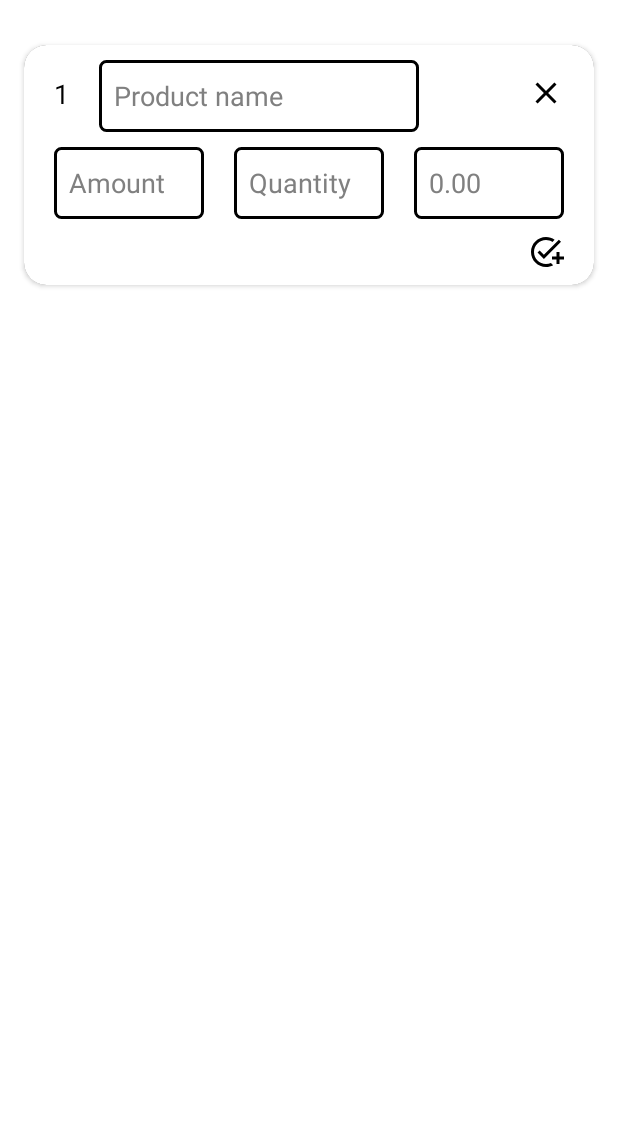
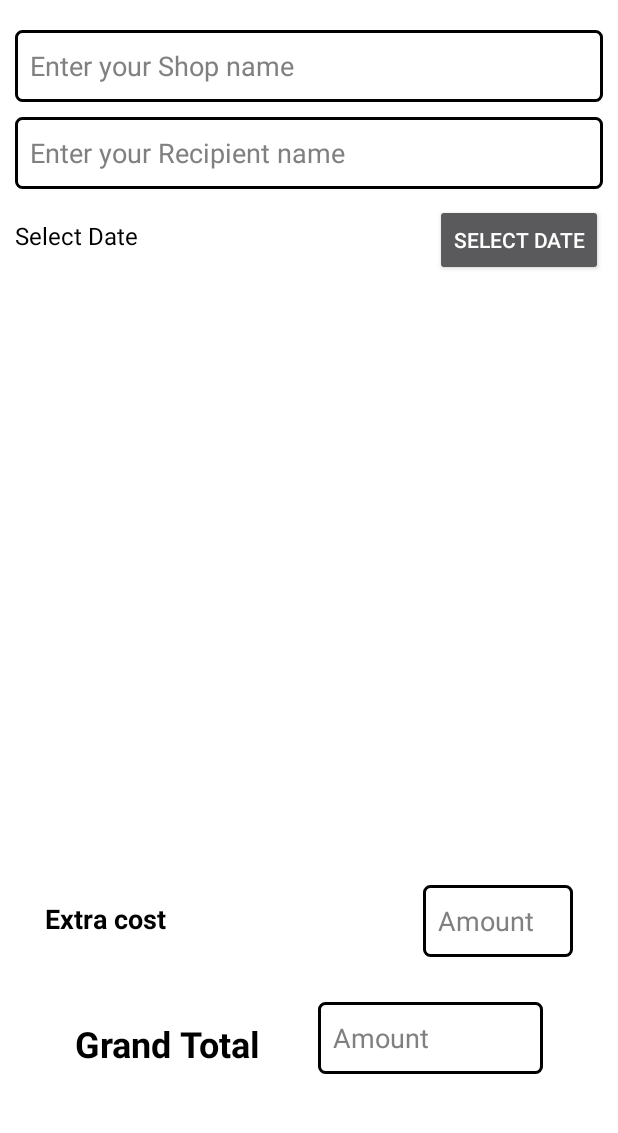
Before and after one commit to Nikson-Daniel/Billzy_Java, an Android app: the screen it shows after launch (MainActivity), on a phone screen of 412 x 824 dp, the part 102-1235 px from its top. Run offline under Robolectric (Android 15) with nearby library versions, the phone set to English and light mode, and no system bars.

Commit message:
Main page updates

```diff
--- a/Billzy_Android/app/src/main/res/layout/activity_main.xml
+++ b/Billzy_Android/app/src/main/res/layout/activity_main.xml
@@ -17,12 +17,147 @@
         app:layout_constraintStart_toStartOf="parent"
         app:layout_constraintTop_toTopOf="parent" />
 
-    <include
-        layout="@layout/card"
-        android:layout_width="wrap_content"
+    <EditText
+        android:id="@+id/editTextTextPersonName5"
+        android:layout_width="match_parent"
         android:layout_height="wrap_content"
-        android:layout_margin="30dp"
+        android:layout_marginStart="10dp"
+        android:layout_marginTop="20dp"
+        android:layout_marginEnd="10dp"
+        android:background="@drawable/edit_text_bg"
+        android:ems="10"
+        android:hint="@string/enter_your_shop_name"
+        android:inputType="textPersonName"
+        android:minHeight="48dp"
+        android:padding="10dp"
+        android:textColorHint="@color/grey"
         app:layout_constraintEnd_toEndOf="parent"
         app:layout_constraintStart_toStartOf="parent"
         app:layout_constraintTop_toBottomOf="@+id/tlbr" />
+
+    <EditText
+        android:id="@+id/editTextTextPersonName6"
+        android:layout_width="match_parent"
+        android:layout_height="wrap_content"
+        android:layout_marginStart="10dp"
+        android:layout_marginTop="10dp"
+        android:layout_marginEnd="10dp"
+        android:background="@drawable/edit_text_bg"
+        android:ems="10"
+        android:hint="@string/enter_your_recipient"
+        android:inputType="textPersonName"
+        android:minHeight="48dp"
+        android:padding="10dp"
+        android:textColorHint="@color/grey"
+        app:layout_constraintEnd_toEndOf="parent"
+        app:layout_constraintStart_toStartOf="parent"
+        app:layout_constraintTop_toBottomOf="@+id/editTextTextPersonName5" />
+
+    <ListView
+        android:layout_width="match_parent"
+        android:layout_height="wrap_content"
+        android:layout_marginStart="10dp"
+        android:layout_marginTop="20dp"
+        android:layout_marginEnd="10dp"
+        android:layout_marginBottom="20dp"
+        app:layout_constraintBottom_toTopOf="@+id/constraintLayout"
+        app:layout_constraintEnd_toEndOf="parent"
+        app:layout_constraintStart_toStartOf="parent"
+        app:layout_constraintTop_toBottomOf="@+id/editTextTextPersonName6" />
+
+    <androidx.constraintlayout.widget.ConstraintLayout
+        android:id="@+id/constraintLayout"
+        android:layout_width="match_parent"
+        android:layout_height="wrap_content"
+        android:layout_marginBottom="20dp"
+        app:layout_constraintBottom_toBottomOf="parent"
+        app:layout_constraintEnd_toEndOf="parent"
+        app:layout_constraintStart_toStartOf="parent">
+
+        <TextView
+            android:id="@+id/textView2"
+            android:layout_width="wrap_content"
+            android:layout_height="wrap_content"
+            android:layout_marginStart="30dp"
+            android:layout_marginTop="30dp"
+            android:text="@string/extra_cost"
+            android:textColor="@color/black"
+            android:textSize="18dp"
+            android:textStyle="bold"
+            app:layout_constraintStart_toStartOf="parent"
+            app:layout_constraintTop_toTopOf="parent" />
+
+        <EditText
+            android:id="@+id/editTextTextPersonName7"
+            android:layout_width="100dp"
+            android:layout_height="wrap_content"
+            android:layout_marginTop="20dp"
+            android:layout_marginEnd="30dp"
+            android:background="@drawable/edit_text_bg"
+            android:ems="10"
+            android:hint="@string/amount"
+            android:inputType="number"
+            android:minHeight="48dp"
+            android:padding="10dp"
+            android:textColorHint="@color/grey"
+            app:layout_constraintEnd_toEndOf="parent"
+            app:layout_constraintTop_toTopOf="parent" />
+
+        <TextView
+            android:id="@+id/textView3"
+            android:layout_width="wrap_content"
+            android:layout_height="wrap_content"
+            android:layout_marginStart="50dp"
+            android:layout_marginTop="50dp"
+            android:layout_marginBottom="20dp"
+            android:text="@string/grand_total"
+            android:textColor="@color/black"
+            android:textSize="24sp"
+            android:textStyle="bold"
+            app:layout_constraintBottom_toBottomOf="parent"
+            app:layout_constraintStart_toStartOf="parent"
+            app:layout_constraintTop_toBottomOf="@+id/textView2" />
+
+        <EditText
+            android:id="@+id/editTextTextPersonName9"
+            android:layout_width="150dp"
+            android:layout_height="wrap_content"
+            android:layout_marginTop="30dp"
+            android:layout_marginEnd="50dp"
+            android:layout_marginBottom="20dp"
+            android:background="@drawable/edit_text_bg"
+            android:ems="10"
+            android:hint="@string/amount"
+            android:inputType="number"
+            android:minHeight="48dp"
+            android:padding="10dp"
+            android:textColorHint="@color/grey"
+            app:layout_constraintBottom_toBottomOf="parent"
+            app:layout_constraintEnd_toEndOf="parent"
+            app:layout_constraintTop_toBottomOf="@+id/editTextTextPersonName7" />
+    </androidx.constraintlayout.widget.ConstraintLayout>
+
+    <TextView
+        android:id="@+id/textView4"
+        android:layout_width="wrap_content"
+        android:layout_height="wrap_content"
+        android:layout_marginStart="10dp"
+        android:layout_marginTop="20dp"
+        android:text="@string/select_date"
+        android:textColor="@color/black"
+        android:textSize="16sp"
+        app:layout_constraintStart_toStartOf="parent"
+        app:layout_constraintTop_toBottomOf="@+id/editTextTextPersonName6" />
+
+    <Button
+        android:id="@+id/button"
+        android:layout_width="wrap_content"
+        android:layout_height="wrap_content"
+        android:layout_marginTop="10dp"
+        android:layout_marginEnd="10dp"
+        android:text="@string/select_date"
+        android:textColor="@color/white"
+        app:layout_constraintEnd_toEndOf="parent"
+        app:layout_constraintTop_toBottomOf="@+id/editTextTextPersonName6" />
+
 </androidx.constraintlayout.widget.ConstraintLayout>
--- a/Billzy_Android/app/src/main/res/layout/card.xml
+++ b/Billzy_Android/app/src/main/res/layout/card.xml
@@ -29,7 +29,7 @@
             android:id="@+id/editTextTextPersonName"
             android:layout_width="wrap_content"
             android:layout_height="wrap_content"
-            android:layout_marginStart="20dp"
+            android:layout_marginStart="30dp"
             android:layout_marginTop="10dp"
             android:background="@drawable/edit_text_bg"
             android:ems="10"
--- a/Billzy_Android/app/src/main/res/values/strings.xml
+++ b/Billzy_Android/app/src/main/res/values/strings.xml
@@ -3,4 +3,9 @@
     <string name="produc_name">Product name</string>
     <string name="amount">Amount</string>
     <string name="quantity">Quantity</string>
+    <string name="enter_your_shop_name">Enter your Shop name</string>
+    <string name="enter_your_recipient">Enter your Recipient name</string>
+    <string name="extra_cost">Extra cost</string>
+    <string name="grand_total">Grand Total</string>
+    <string name="select_date">Select Date</string>
 </resources>
```
